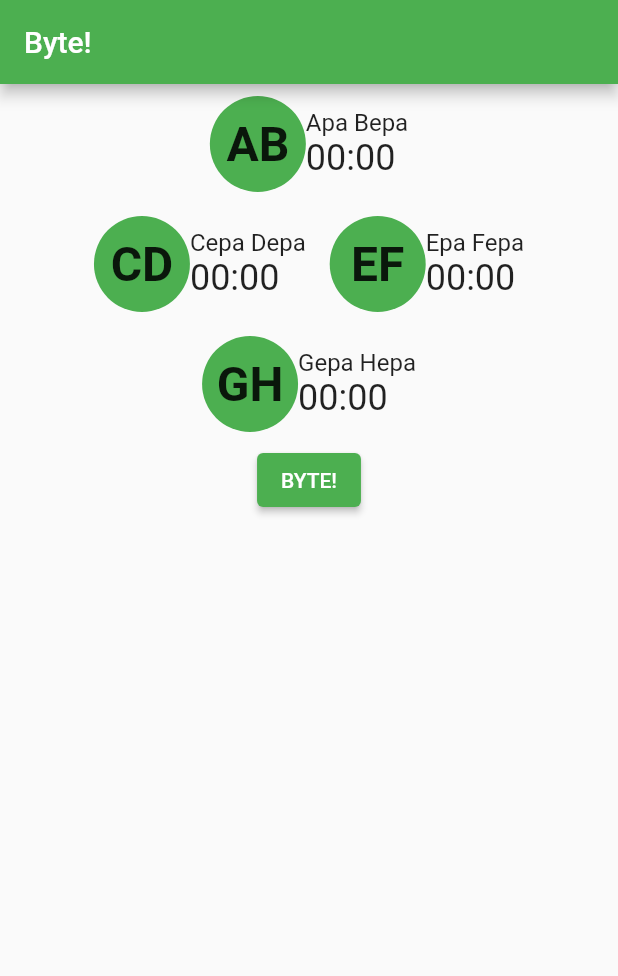
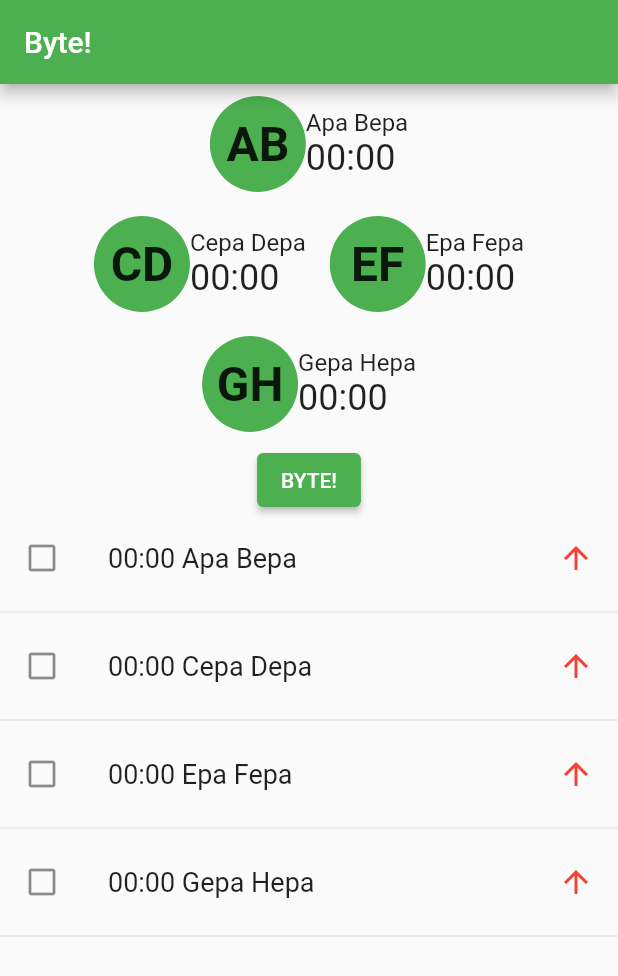
Before and after one commit to zoomix/flutter_byte, a Flutter app: the screen it shows after launch, on a phone screen of 412 x 824 dp. Shown: the top 976 px of the screen. Run offline on Flutter 3.47's test engine with Material 2 defaults, Android fonts, the phone set to English and light mode, and no system bars; our stand-ins replace timer_builder.

Commit message:
Now with a person list

```diff
--- a/lib/main.dart
+++ b/lib/main.dart
@@ -40,6 +40,13 @@ class MyHomePage extends StatefulWidget {
       pos: 'top',
       person: const Person(id: 4, name: 'Gepa Hepa', initials: 'GH'));
 
+  final people = const [
+    Person(id: 1, name: 'Apa Bepa', initials: 'AB'),
+    Person(id: 2, name: 'Cepa Depa', initials: 'CD'),
+    Person(id: 3, name: 'Epa Fepa', initials: 'EF'),
+    Person(id: 4, name: 'Gepa Hepa', initials: 'GH'),
+  ];
+
   @override
   State<MyHomePage> createState() => _MyHomePageState();
 }
@@ -69,7 +76,8 @@ class _MyHomePageState extends State<MyHomePage> {
               left: widget.left,
               right: widget.right,
               defender: widget.defender,
-            )
+            ),
+            PersonList(people: widget.people),
           ],
         ),
       ),
@@ -107,7 +115,9 @@ class _DiamondWidgetState extends State<DiamondWidget> {
         ),
         PositionWidget(pos: widget.defender),
         ElevatedButton(
-            onPressed: widget.top?.stopPlay, child: const Text('BYTE!'))
+          onPressed: widget.top?.stopPlay,
+          child: const Text('BYTE!'),
+        ),
       ],
     );
   }
@@ -158,3 +168,45 @@ class _PositionWidgetState extends State<PositionWidget> {
     );
   }
 }
+
+class PersonList extends StatefulWidget {
+  const PersonList({super.key, required this.people});
+
+  final List<Person> people;
+
+  @override
+  State<PersonList> createState() => _PersonListState();
+}
+
+class _PersonListState extends State<PersonList> {
+  @override
+  Widget build(BuildContext context) {
+    return Expanded(
+      child: ListView.builder(itemBuilder: (context, i) {
+        final index = i ~/ 2;
+
+        if (index >= widget.people.length) {
+          return const Text(' ');
+        }
+        if (i % 2 == 1) {
+          return const Divider();
+        }
+
+        final personName = widget.people[index].name;
+        const timePlayed = "00:00";
+        return ListTile(
+          leading: const Icon(Icons.check_box_outline_blank),
+          title: Text(
+            "$timePlayed $personName",
+            style: const TextStyle(fontSize: 18),
+          ),
+          trailing: const Icon(
+            Icons.arrow_upward,
+            color: Colors.red,
+            semanticLabel: "Position",
+          ),
+        );
+      }),
+    );
+  }
+}
```
